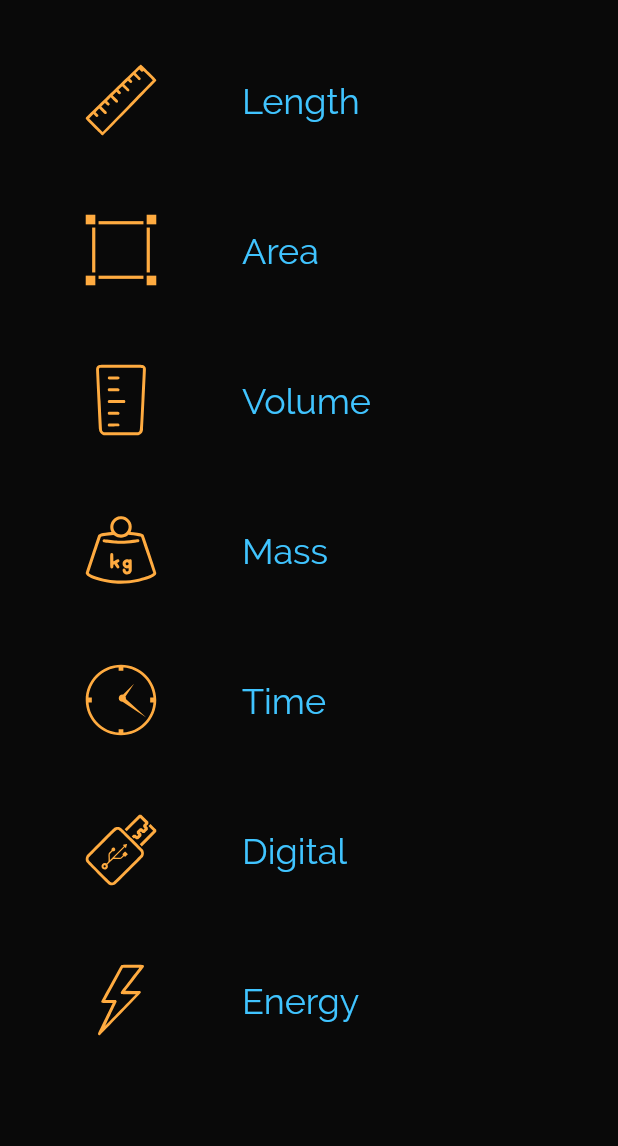
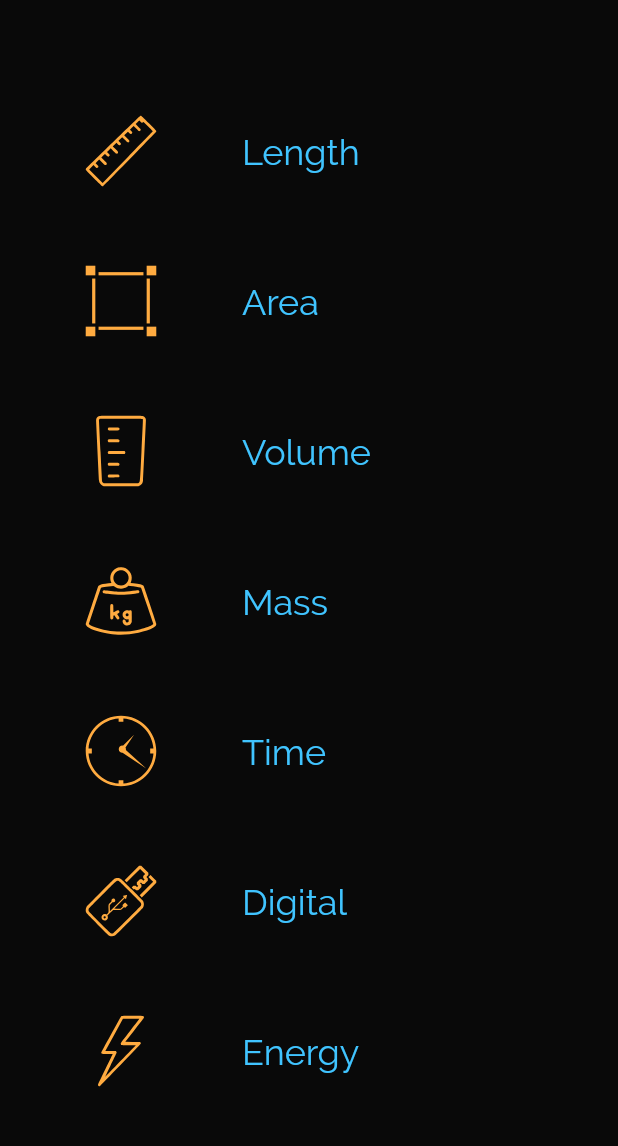
Before and after one commit to maxeema/converter, a Flutter app: the screen it shows after launch, on a phone screen of 412 x 824 dp, the part 59-1205 px from its top. Run offline on Flutter 3.47's test engine with Material 2 defaults, Android fonts, the phone set to English and light mode, and no system bars; our stand-ins replace fluttertoast, get_it, package_info, websafe_svg.

Commit message:
widgets hierarchy refactoring

```diff
--- a/lib/main_screen.dart
+++ b/lib/main_screen.dart
@@ -84,6 +84,8 @@ class _MainScreenState extends State<_MainScreenWidget> {
     Widget list;
     if (MediaQuery.of(context).orientation == Orientation.portrait) {
       list = Column(
+        mainAxisSize: MainAxisSize.max,
+        mainAxisAlignment: MainAxisAlignment.center,
         children: cats.map((cat) => Flexible(
           child: _buildCategoryWidget(cat, true)
         )).toList()
@@ -101,16 +103,17 @@ class _MainScreenState extends State<_MainScreenWidget> {
         }(),
       );
     }
-    return Padding(
+    return Material(
+      color: Colors.transparent,
+      child: Padding(
         child: list,
         padding: bot(conf.backdropHeaderSize),
+      ),
     );
   }
 
   _buildCategoryWidget(Category category, bool iconToStart) =>
-    Material(
-      color: Colors.transparent,
-      child: Container(
+    Container(
       height: 100.0,
       child: InkWell(
         borderRadius: BorderRadius.circular(30),
@@ -149,7 +152,6 @@ class _MainScreenState extends State<_MainScreenWidget> {
           ),
         ),
       ),
-      ),
     );
 
 }
```
Lines whose indentation alone changed are shown as unchanged.
